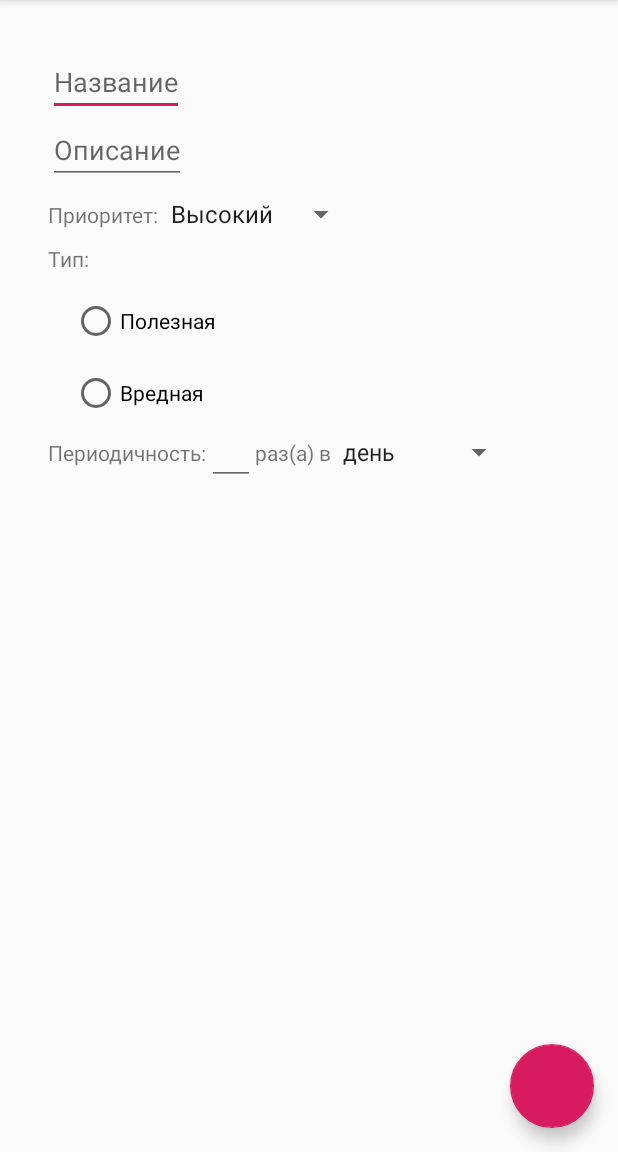
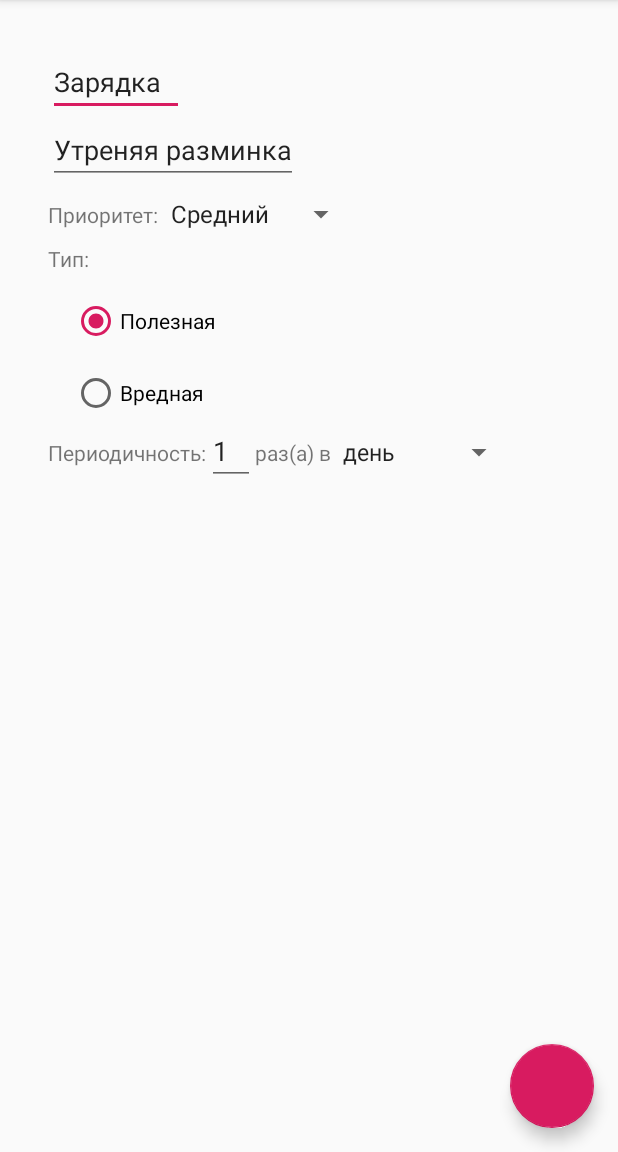
Before and after one commit to Belianin/doubletapp, an Android app: the screen it shows after launch (HabitActivity), after a tap on an icon or button, on a phone screen of 412 x 824 dp, the part 84-1236 px from its top. Run offline under Robolectric (Android 15) with nearby library versions, the phone set to English and light mode, and no system bars.

Commit message:
Finish third task?

```diff
--- a/app/build.gradle
+++ b/app/build.gradle
@@ -14,6 +14,7 @@ android {
         versionCode 1
         versionName "1.0"
         testInstrumentationRunner "androidx.test.runner.AndroidJUnitRunner"
+        vectorDrawables.useSupportLibrary = true
     }
     buildTypes {
         release {
--- a/app/src/main/java/com/example/doubletapp/HabitActivity.kt
+++ b/app/src/main/java/com/example/doubletapp/HabitActivity.kt
@@ -1,15 +1,12 @@
 package com.example.doubletapp
 
 import android.content.Intent
-import android.graphics.Color
 import androidx.appcompat.app.AppCompatActivity
 import android.os.Bundle
 import android.widget.EditText
+import android.widget.RadioGroup
 import android.widget.Spinner
-import android.widget.TextView
 import com.google.android.material.floatingactionbutton.FloatingActionButton
-import com.google.android.material.textfield.TextInputLayout
-import java.util.*
 
 class HabitActivity : AppCompatActivity() {
 
@@ -23,18 +20,62 @@ class HabitActivity : AppCompatActivity() {
         val titleInput: EditText = findViewById(R.id.habit_title_input)
         titleInput.setText(baseHabit.title)
 
-        val descriptionTitle: EditText = findViewById(R.id.habit_description_input)
-        descriptionTitle.setText(baseHabit.description)
+        val descriptionInput: EditText = findViewById(R.id.habit_description_input)
+        descriptionInput.setText(baseHabit.description)
 
-        val priorityTitle: Spinner = findViewById(R.id.habit_priority_input)
+        val priorityInput: Spinner = findViewById(R.id.habit_priority_input)
+        priorityInput.setSelection(getPriorityIndex(priorityInput, baseHabit.priority))
+
+        val typeInput: RadioGroup = findViewById(R.id.habit_type_input)
+        if (baseHabit.type == HabitType.Bad)
+            typeInput.check(R.id.habit_type_input_bad)
+
+        val periodTypeInput: Spinner = findViewById(R.id.period_type_input)
+        periodTypeInput.setSelection(getPeriodTypeIndex(periodTypeInput, baseHabit.period.type))
+
+        val periodCountInput: EditText = findViewById(R.id.period_count_input);
+        periodCountInput.setText(baseHabit.period.count.toString())
 
         val fab: FloatingActionButton = findViewById(R.id.fab)
         fab.setOnClickListener {
-            val habit = Habit(baseHabit.id, titleInput.text.toString(), descriptionTitle.text.toString(), baseHabit.priority, baseHabit.type, baseHabit.period)
+            val habit = Habit(
+                baseHabit.id,
+                titleInput.text.toString(),
+                descriptionInput.text.toString(),
+                stringPriority[priorityInput.selectedItem as String]!!,
+                getType(typeInput),
+                HabitPeriod(periodCountInput.text.toString().toInt(), stringPeriodType[periodTypeInput.selectedItem as String]!!)
+            )
             val intent = Intent(this, MainActivity::class.java)
               .apply { putExtra("habit", habit) }
 
             startActivity(intent)
         }
     }
+
+    private fun getPriorityIndex(spinner: Spinner, priority: Priority): Int {
+        val value = priorityString[priority]
+        for (i in 0..spinner.count) {
+            if (spinner.getItemAtPosition(i).equals(value))
+                return i
+        }
+
+        return 0
+    }
+
+    private fun getPeriodTypeIndex(spinner: Spinner, type: HabitPeriod.PeriodType): Int {
+        val value = periodTypeString[type]
+        for (i in 0..spinner.count) {
+            if (spinner.getItemAtPosition(i).equals(value))
+                return i
+        }
+
+        return 0
+    }
+
+    private fun getType(radioGroup: RadioGroup): HabitType {
+        if (radioGroup.checkedRadioButtonId == R.id.habit_type_input_good)
+            return HabitType.Good
+        return HabitType.Bad
+    }
 }
--- a/app/src/main/java/com/example/doubletapp/MainActivity.kt
+++ b/app/src/main/java/com/example/doubletapp/MainActivity.kt
@@ -10,6 +10,7 @@ import android.view.LayoutInflater
 import android.view.View
 import android.view.ViewGroup
 import android.widget.TextView
+import androidx.core.content.ContextCompat.startActivity
 import androidx.core.util.forEach
 import androidx.core.util.set
 import androidx.core.util.valueIterator
@@ -22,12 +23,18 @@ import kotlin.collections.ArrayList
 import kotlin.collections.HashMap
 
 
-private val typeString: HashMap<HabitType, String> = HashMap()
-private val priorityString: HashMap<Priority, String> = HashMap()
+public val typeString: HashMap<HabitType, String> = HashMap()
+public val stringType: HashMap<String, HabitType> = HashMap()
+public val priorityString: HashMap<Priority, String> = HashMap()
+public val stringPriority: HashMap<String, Priority> = HashMap()
+val periodTypeString: HashMap<HabitPeriod.PeriodType, String> = HashMap()
+val stringPeriodType: HashMap<String, HabitPeriod.PeriodType> = HashMap()
 
 val habits = HashMap<Int, Habit>()
 val h1 = Habit(Habit.getNextId(), "Зарядка", "Утреняя разминка", Priority.Normal, HabitType.Good, HabitPeriod(1, HabitPeriod.PeriodType.Day))
 val h2 = Habit(Habit.getNextId(), "Пятничный кофе", "Выпить кофе после работы с мужиками", Priority.Low, HabitType.Bad, HabitPeriod(1, HabitPeriod.PeriodType.Week))
+
+var currentHabit: Habit? = null
 
 class MainActivity : AppCompatActivity() {
 
@@ -37,12 +44,9 @@ class MainActivity : AppCompatActivity() {
 
         fillMaps()
 
-        Log.d("!", "IS INTENT")
         if (intent != null) {
-            Log.d("!","NOT NULL 1")
             val newHabit = intent.getParcelableExtra<Habit>("habit")
             if (newHabit != null) {
-                Log.d("!", "NOT NULL 2")
                 habits[newHabit.id] = newHabit
             }
         }
@@ -54,7 +58,8 @@ class MainActivity : AppCompatActivity() {
         val fab: FloatingActionButton = findViewById(R.id.fab)
         fab.setOnClickListener {
             val intent = Intent(this, HabitActivity::class.java)
-              //  .apply { putExtra("habit", habits[0]) }
+            if (currentHabit != null)
+                intent.apply { putExtra("habit", habits[0]) }
 
             startActivity(intent)
         }
@@ -64,9 +69,22 @@ class MainActivity : AppCompatActivity() {
         typeString[HabitType.Good] = "Полезная"
         typeString[HabitType.Bad] = "Вредная"
 
+        stringType["Полезная"] = HabitType.Good
+        stringType["Вредная"] = HabitType.Bad
+
         priorityString[Priority.High] = "Высокий"
         priorityString[Priority.Normal] = "Средний"
         priorityString[Priority.Low] = "Низкий"
+
+        stringPriority["Высокий"] = Priority.High
+        stringPriority["Средний"] = Priority.Normal
+        stringPriority["Низкий"] = Priority.Low
+
+        periodTypeString[HabitPeriod.PeriodType.Day] = "день"
+        periodTypeString[HabitPeriod.PeriodType.Week] = "неделю"
+
+        stringPeriodType["неделю"] = HabitPeriod.PeriodType.Week
+        stringPeriodType["день"] = HabitPeriod.PeriodType.Day
 
         habits[h1.id] = h1
         habits[h2.id] = h2
@@ -101,7 +119,10 @@ class HabitAdapter(private val habits: List<Habit>) : RecyclerView.Adapter<Habit
             type.text = typeString[habit.type]
             period.text = habit.period.toString()
             //itemView.setBackgroundColor(Color.parseColor("#11FF22"))
+
+            itemView.setOnClickListener {
+                currentHabit = habit
+            }
         }
-
     }
 }
--- a/app/src/main/res/layout/activity_habit.xml
+++ b/app/src/main/res/layout/activity_habit.xml
@@ -62,7 +62,8 @@
                 android:layout_marginLeft="16dp"
                 android:layout_marginTop="16dp"
                 android:layout_marginStart="16dp"
-                android:text="Полезная" />
+                android:text="Полезная"
+                android:checked="true"/>
 
             <RadioButton
                 android:id="@+id/habit_type_input_bad"
@@ -85,6 +86,7 @@
             </TextView>
 
             <EditText
+                android:id="@+id/period_count_input"
                 android:layout_width="wrap_content"
                 android:layout_height="wrap_content"
                 android:inputType="number"
@@ -96,6 +98,7 @@
                 android:text="раз(а) в">
             </TextView>
             <Spinner
+                android:id="@+id/period_type_input"
                 android:layout_width="wrap_content"
                 android:layout_height="wrap_content"
                 android:entries="@array/period_list">
```
